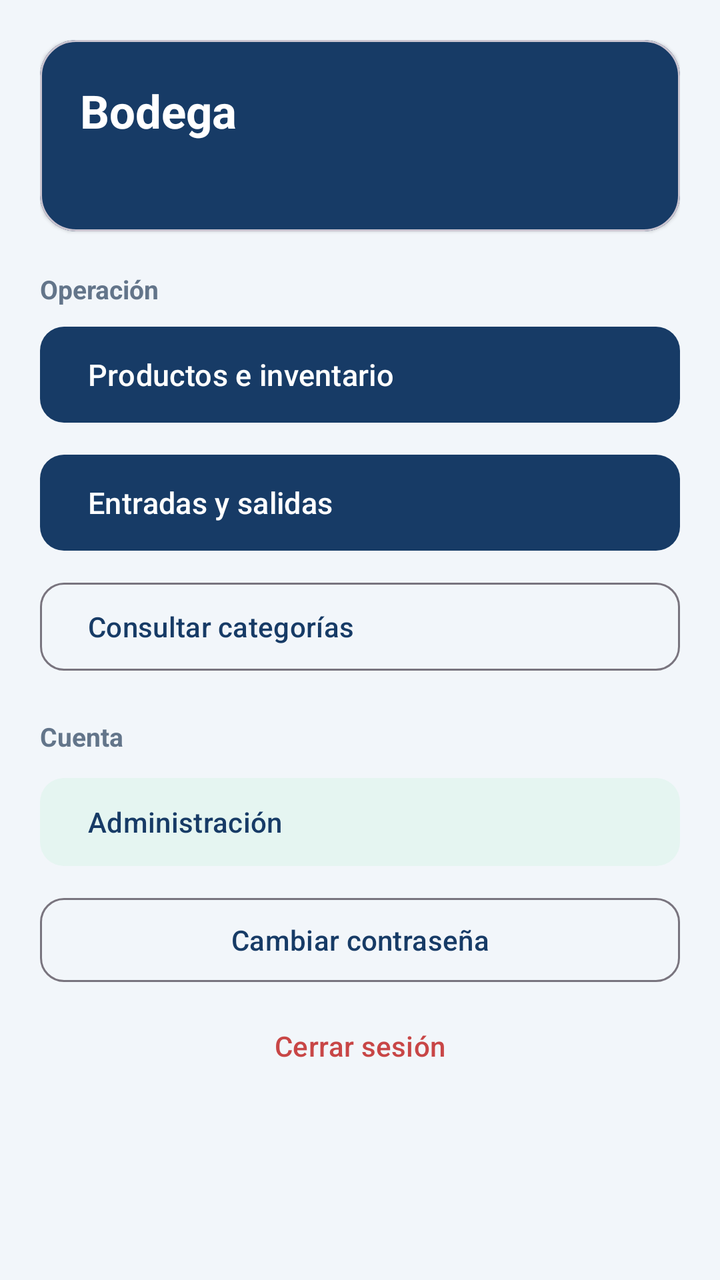
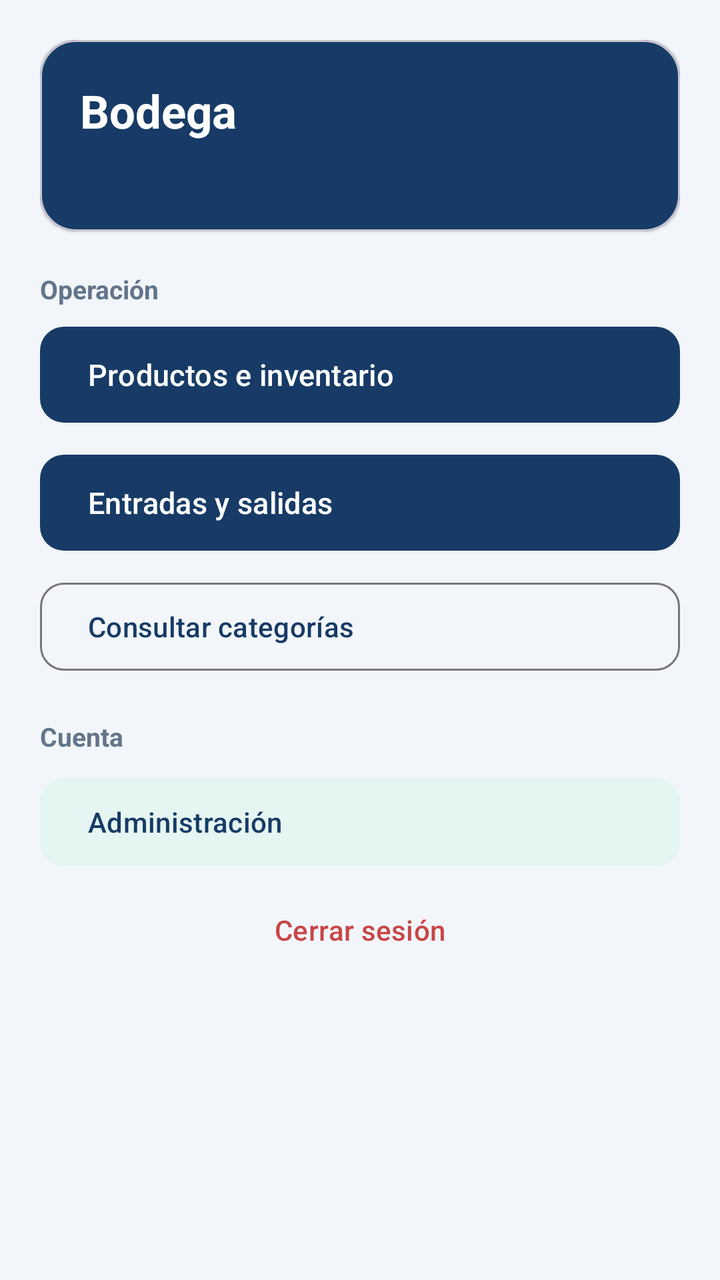

Compare the two renders of this Android layout. The source of the first and the diff that turns it into the second are given below.
<!-- AndroidManifest.xml: application theme Theme.SQLite -->
<!-- res/layout/activity_dashboard.xml -->
<?xml version="1.0" encoding="utf-8"?>
<ScrollView xmlns:android="http://schemas.android.com/apk/res/android" xmlns:app="http://schemas.android.com/apk/res-auto" android:layout_width="match_parent" android:layout_height="match_parent" android:background="@color/bg_light" android:fillViewport="true">
 <LinearLayout android:layout_width="match_parent" android:layout_height="wrap_content" android:orientation="vertical" android:padding="20dp">
  <com.google.android.material.card.MaterialCardView android:layout_width="match_parent" android:layout_height="wrap_content" app:cardCornerRadius="18dp" app:cardElevation="1dp" app:cardBackgroundColor="@color/primary">
   <LinearLayout android:layout_width="match_parent" android:layout_height="wrap_content" android:orientation="vertical" android:padding="20dp">
    <TextView android:layout_width="match_parent" android:layout_height="wrap_content" android:text="Bodega" android:textColor="@color/white" android:textSize="23sp" android:textStyle="bold" />
    <TextView android:id="@+id/tvWelcome" android:layout_width="match_parent" android:layout_height="wrap_content" android:textColor="#E2EDF3" android:textSize="14sp" android:paddingTop="6dp" />
   </LinearLayout>
  </com.google.android.material.card.MaterialCardView>
  <TextView android:layout_width="match_parent" android:layout_height="wrap_content" android:text="Operación" android:textColor="@color/text_secondary" android:textSize="13sp" android:textStyle="bold" android:paddingTop="20dp" android:paddingBottom="6dp" />
  <com.google.android.material.button.MaterialButton android:id="@+id/btnInventory" android:layout_width="match_parent" android:layout_height="56dp" android:text="Productos e inventario" android:textAlignment="viewStart" android:textSize="15sp" app:cornerRadius="12dp" />
  <com.google.android.material.button.MaterialButton android:id="@+id/btnMovements" android:layout_width="match_parent" android:layout_height="56dp" android:text="Entradas y salidas" android:textAlignment="viewStart" android:textSize="15sp" android:layout_marginTop="8dp" app:cornerRadius="12dp" />
  <com.google.android.material.button.MaterialButton android:id="@+id/btnCategories" style="@style/Widget.Material3.Button.OutlinedButton" android:layout_width="match_parent" android:layout_height="52dp" android:text="Consultar categorías" android:textAlignment="viewStart" android:textSize="14sp" android:layout_marginTop="8dp" app:cornerRadius="12dp" />
  <TextView android:layout_width="match_parent" android:layout_height="wrap_content" android:text="Cuenta" android:textColor="@color/text_secondary" android:textSize="13sp" android:textStyle="bold" android:paddingTop="20dp" android:paddingBottom="6dp" />
  <com.google.android.material.button.MaterialButton android:id="@+id/btnAdmin" android:layout_width="match_parent" android:layout_height="52dp" android:text="Administración" android:textAlignment="viewStart" android:textSize="14sp" android:layout_marginTop="2dp" app:cornerRadius="12dp" app:backgroundTint="@color/teal_soft" android:textColor="@color/primary" />
  <com.google.android.material.button.MaterialButton android:id="@+id/btnChangePassword" style="@style/Widget.Material3.Button.OutlinedButton" android:layout_width="match_parent" android:layout_height="50dp" android:text="Cambiar contraseña" android:layout_marginTop="8dp" app:cornerRadius="12dp" />
  <com.google.android.material.button.MaterialButton android:id="@+id/btnLogout" style="@style/Widget.Material3.Button.TextButton" android:layout_width="match_parent" android:layout_height="48dp" android:text="Cerrar sesión" android:textColor="@color/btn_delete" android:layout_marginTop="4dp" />
 </LinearLayout>
</ScrollView>
<!-- resources referenced by this layout -->
<resources>
  <color name="bg_light">#F2F6FA</color>
  <color name="btn_delete">#C84646</color>
  <color name="primary">#173B66</color>
  <color name="teal_soft">#E5F5F1</color>
  <color name="text_secondary">#63758A</color>
  <color name="white">#FFFFFFFF</color>
  <style name="Theme.SQLite" parent="Base.Theme.SQLite" />
  <style name="Base.Theme.SQLite" parent="Theme.Material3.DayNight.NoActionBar">
          <item name="colorPrimary">@color/primary</item>
          <item name="colorSecondary">@color/accent</item>
          <item name="android:statusBarColor">@color/primary_dark</item>
          <item name="android:navigationBarColor">@color/primary_dark</item>
          <item name="android:windowLightStatusBar">false</item>
          <item name="android:windowBackground">@color/bg_light</item>
      </style>
  <color name="accent">#11A790</color>
  <color name="primary_dark">#102A49</color>
</resources>

<!-- the commit's change to res/layout/activity_dashboard.xml (unified diff, before → after) -->
@@ -13,7 +13,6 @@
   <com.google.android.material.button.MaterialButton android:id="@+id/btnCategories" style="@style/Widget.Material3.Button.OutlinedButton" android:layout_width="match_parent" android:layout_height="52dp" android:text="Consultar categorías" android:textAlignment="viewStart" android:textSize="14sp" android:layout_marginTop="8dp" app:cornerRadius="12dp" />
   <TextView android:layout_width="match_parent" android:layout_height="wrap_content" android:text="Cuenta" android:textColor="@color/text_secondary" android:textSize="13sp" android:textStyle="bold" android:paddingTop="20dp" android:paddingBottom="6dp" />
   <com.google.android.material.button.MaterialButton android:id="@+id/btnAdmin" android:layout_width="match_parent" android:layout_height="52dp" android:text="Administración" android:textAlignment="viewStart" android:textSize="14sp" android:layout_marginTop="2dp" app:cornerRadius="12dp" app:backgroundTint="@color/teal_soft" android:textColor="@color/primary" />
-  <com.google.android.material.button.MaterialButton android:id="@+id/btnChangePassword" style="@style/Widget.Material3.Button.OutlinedButton" android:layout_width="match_parent" android:layout_height="50dp" android:text="Cambiar contraseña" android:layout_marginTop="8dp" app:cornerRadius="12dp" />
   <com.google.android.material.button.MaterialButton android:id="@+id/btnLogout" style="@style/Widget.Material3.Button.TextButton" android:layout_width="match_parent" android:layout_height="48dp" android:text="Cerrar sesión" android:textColor="@color/btn_delete" android:layout_marginTop="4dp" />
  </LinearLayout>
 </ScrollView>
